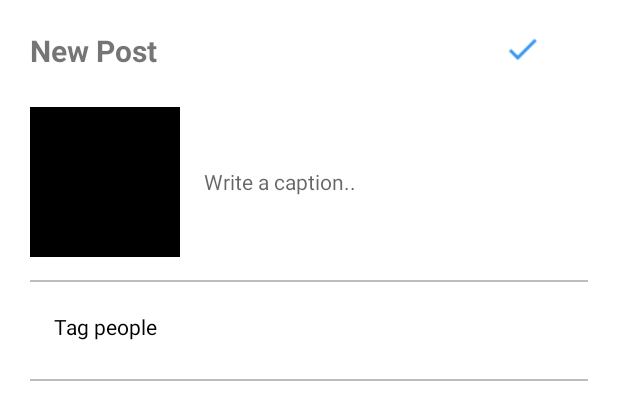
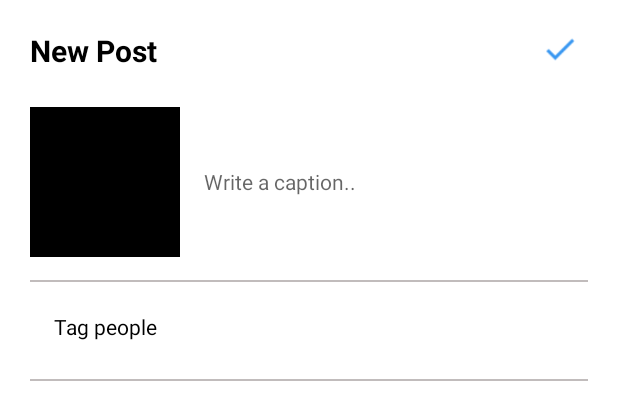
Before and after one commit to dyotavidyadhari/InstagramApp, an Android app: the layout activity_upload.xml on its own in the app's theme, with its tools: preview values and no code run, on a phone screen of 412 x 824 dp. Shown: the top 420 px of the screen. Run offline under Robolectric (Android 15) with nearby library versions, the phone set to English and light mode, and no system bars.

Commit message:
UI change

```diff
--- a/app/src/main/res/layout/activity_detail_profile.xml
+++ b/app/src/main/res/layout/activity_detail_profile.xml
@@ -74,7 +74,7 @@
                 android:orientation="horizontal"
                 >
 
-                <ImageView
+                <de.hdodenhof.circleimageview.CircleImageView
                     android:id="@+id/foto_profil"
                     android:layout_width="100dp"
                     android:layout_height="100dp"
--- a/app/src/main/res/layout/activity_main.xml
+++ b/app/src/main/res/layout/activity_main.xml
@@ -67,7 +67,7 @@
             android:layout_gravity="center_vertical"
             >
 
-            <ImageView
+            <de.hdodenhof.circleimageview.CircleImageView
                 android:id="@+id/icon_story"
                 android:src="@drawable/profpic"
                 android:scaleType="fitEnd"
--- a/app/src/main/res/layout/activity_upload.xml
+++ b/app/src/main/res/layout/activity_upload.xml
@@ -6,31 +6,37 @@
     android:layout_height="match_parent"
     android:padding="20dp"
     tools:context=".Upload">
+    <LinearLayout
+        android:id="@+id/navview"
+        android:layout_width="match_parent"
+        android:layout_height="wrap_content">
     <TextView
         android:id="@+id/txtnew"
         android:layout_marginBottom="24dp"
         android:layout_width="wrap_content"
         android:layout_height="wrap_content"
         android:text="New Post"
+        android:textColor="@color/black"
         android:textSize="20sp"
         android:textStyle="bold"/>
     <ImageView
         android:layout_width="match_parent"
         android:layout_height="25dp"
-        android:layout_marginLeft="200dp"
+        android:layout_marginLeft="250dp"
         android:layout_toRightOf="@id/txtnew"
         android:src="@drawable/check"
         android:clickable="true"/>
+    </LinearLayout>
 
     <ImageView
-        android:layout_below="@id/txtnew"
+        android:layout_below="@id/navview"
         android:id="@+id/imgupload"
         android:layout_width="100dp"
         android:layout_height="100dp"
         android:src="@color/black"
         />
     <com.google.android.material.textfield.TextInputEditText
-        android:layout_below="@id/txtnew"
+        android:layout_below="@id/navview"
         style="@style/Widget.MaterialComponents.TextInputLayout.OutlinedBox"
         android:id="@+id/caption"
         android:layout_toRightOf="@id/imgupload"
```
Also changed, not shown: app/src/main/java/com/example/instagramkita/Adapter/FeedAdapter.kt (+10 -2 lines), app/src/main/res/layout/feed.xml (+36 -8 lines), app/src/main/res/drawable/tag.png (added).
